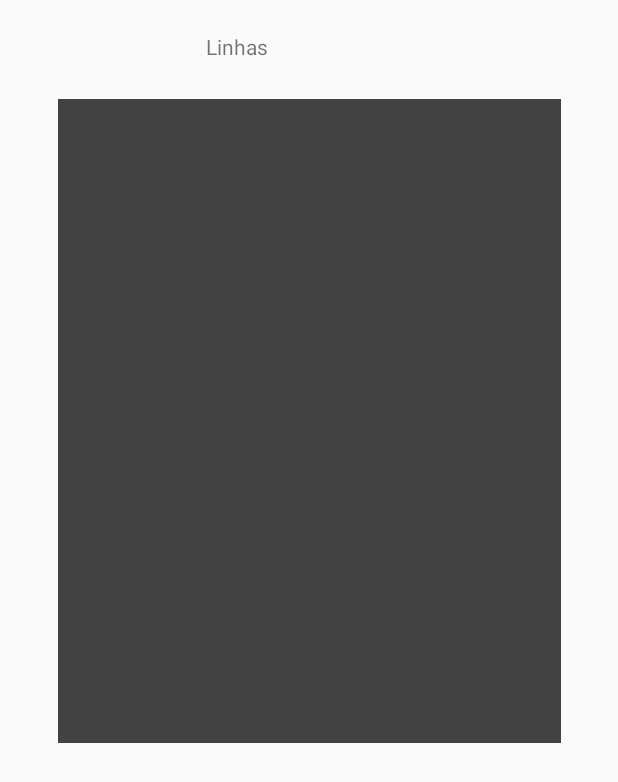
After one commit to marciozeh/projetoParadaCerta, an Android app: the layout activity_lista.xml on its own in the app's theme, with its tools: preview values and no code run, on a phone screen of 412 x 824 dp. The commit adds this screen. Shown: the top 782 px of the screen. Run offline under Robolectric (Android 15) with nearby library versions, the phone set to English and light mode, and no system bars.

Commit message:
criada lista de linhas

```diff
--- /dev/null
+++ b/app/src/main/res/layout/activity_lista.xml
@@ -0,0 +1,35 @@
+<?xml version="1.0" encoding="utf-8"?>
+<android.support.constraint.ConstraintLayout xmlns:android="http://schemas.android.com/apk/res/android"
+    xmlns:app="http://schemas.android.com/apk/res-auto"
+    xmlns:tools="http://schemas.android.com/tools"
+    android:layout_width="match_parent"
+    android:layout_height="match_parent"
+    tools:context="com.example.erick.paradacerta.ListaActivity">
+
+    <TextView
+        android:id="@+id/textView"
+        android:layout_width="wrap_content"
+        android:layout_height="wrap_content"
+        android:layout_marginBottom="8dp"
+        android:layout_marginEnd="233dp"
+        android:layout_marginRight="233dp"
+        android:layout_marginTop="8dp"
+        android:text="Linhas"
+        app:layout_constraintBottom_toBottomOf="parent"
+        app:layout_constraintRight_toRightOf="parent"
+        app:layout_constraintTop_toTopOf="parent"
+        app:layout_constraintVertical_bias="0.017"
+        tools:ignore="HardcodedText,MissingConstraints,RtlHardcoded"
+        tools:textSize="32sp" />
+
+    <ListView
+        android:id="@+id/listviewid"
+        android:layout_width="335dp"
+        android:layout_height="429dp"
+        android:layout_marginTop="66dp"
+        android:background="@color/cardview_dark_background"
+        app:layout_constraintLeft_toLeftOf="parent"
+        app:layout_constraintRight_toRightOf="parent"
+        app:layout_constraintTop_toTopOf="parent" />
+
+</android.support.constraint.ConstraintLayout>
--- a/app/src/main/res/values/strings.xml
+++ b/app/src/main/res/values/strings.xml
@@ -16,4 +16,5 @@
     <string name="google_maps_key">AIzaSyDMSo3CTQt5qjs1nzgpDZGbbNAWx5nXPho</string>
     <string name="find">Procure</string>
     <string name="hint">Endereço</string>
+    <string name="title_activity_lista">ListaActivity</string>
 </resources>
```
Also changed, not shown: app/src/main/AndroidManifest.xml (+10 -7 lines), app/src/main/java/com/example/erick/paradacerta/ListaActivity.java (added, +97 -0 lines), app/src/main/java/com/example/erick/paradacerta/MapsActivity.java (+21 -77 lines), app/src/main/res/layout/lista_linhas.xml (deleted, +0 -18 lines).
